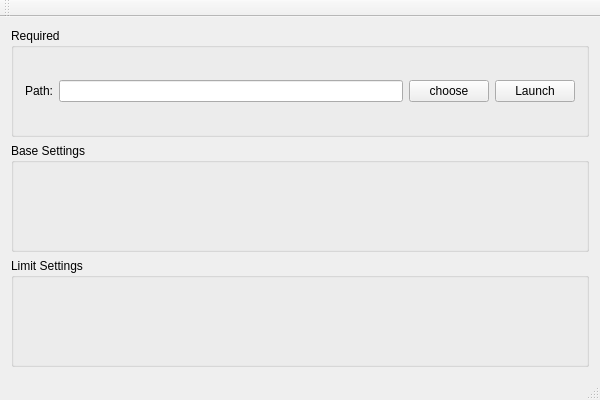
The window that WindowsProcessCreator/WindowsProcessCreator.ui (nobirdinflight/WindowsProcessCreator) describes before a commit, drawn with Qt 5.
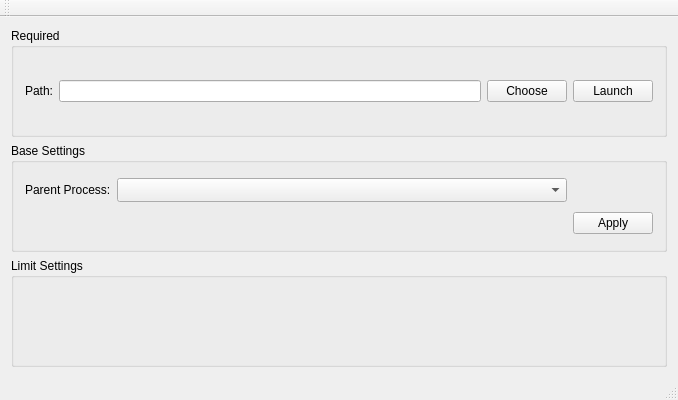
The same window after the commit.

Commit message: [add] allow to set parent's process

What changed in the file:
```diff
--- a/WindowsProcessCreator/WindowsProcessCreator.ui
+++ b/WindowsProcessCreator/WindowsProcessCreator.ui
@@ -10,6 +10,18 @@
     <height>400</height>
    </rect>
   </property>
+  <property name="sizePolicy">
+   <sizepolicy hsizetype="Fixed" vsizetype="Fixed">
+    <horstretch>0</horstretch>
+    <verstretch>0</verstretch>
+   </sizepolicy>
+  </property>
+  <property name="maximumSize">
+   <size>
+    <width>600</width>
+    <height>400</height>
+   </size>
+  </property>
   <property name="windowTitle">
    <string>WindowsProcessCreator</string>
   </property>
@@ -45,7 +57,7 @@
        <item row="0" column="2">
         <widget class="QPushButton" name="choose_button">
          <property name="text">
-          <string>choose</string>
+          <string>Choose</string>
          </property>
         </widget>
        </item>
@@ -57,6 +69,54 @@
       <property name="title">
        <string>Base Settings</string>
       </property>
+      <layout class="QGridLayout" name="gridLayout_2">
+       <item row="1" column="2">
+        <layout class="QHBoxLayout" name="horizontalLayout">
+         <item>
+          <widget class="QPushButton" name="apply_base_settings_button">
+           <property name="sizePolicy">
+            <sizepolicy hsizetype="Minimum" vsizetype="Fixed">
+             <horstretch>0</horstretch>
+             <verstretch>0</verstretch>
+            </sizepolicy>
+           </property>
+           <property name="text">
+            <string>Apply</string>
+           </property>
+          </widget>
+         </item>
+        </layout>
+       </item>
+       <item row="0" column="0">
+        <widget class="QLabel" name="parent_process_label">
+         <property name="sizePolicy">
+          <sizepolicy hsizetype="Fixed" vsizetype="Preferred">
+           <horstretch>0</horstretch>
+           <verstretch>0</verstretch>
+          </sizepolicy>
+         </property>
+         <property name="text">
+          <string>Parent Process:</string>
+         </property>
+        </widget>
+       </item>
+       <item row="0" column="1">
+        <widget class="QComboBox" name="select_parent_combo">
+         <property name="sizePolicy">
+          <sizepolicy hsizetype="Fixed" vsizetype="Fixed">
+           <horstretch>0</horstretch>
+           <verstretch>0</verstretch>
+          </sizepolicy>
+         </property>
+         <property name="sizeAdjustPolicy">
+          <enum>QComboBox::AdjustToMinimumContentsLengthWithIcon</enum>
+         </property>
+         <property name="minimumContentsLength">
+          <number>50</number>
+         </property>
+        </widget>
+       </item>
+      </layout>
      </widget>
     </item>
     <item>
```
The commit also changes 8 other files.
